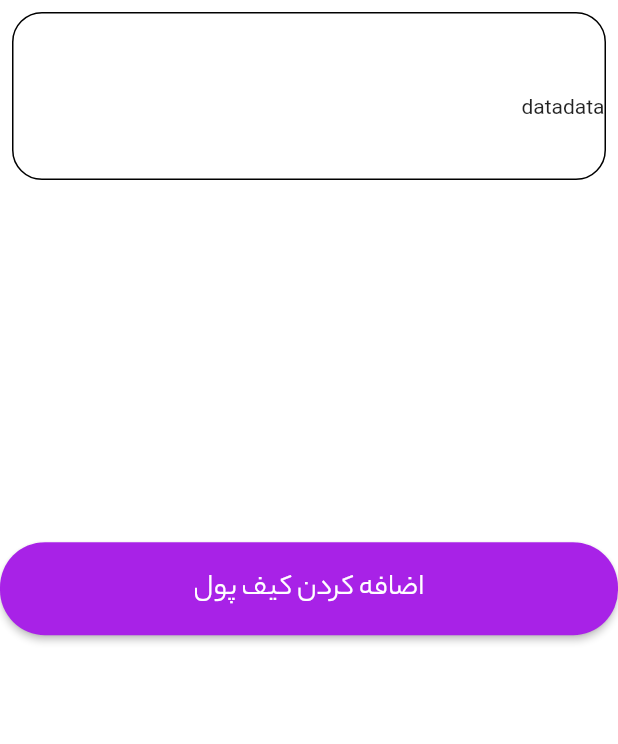
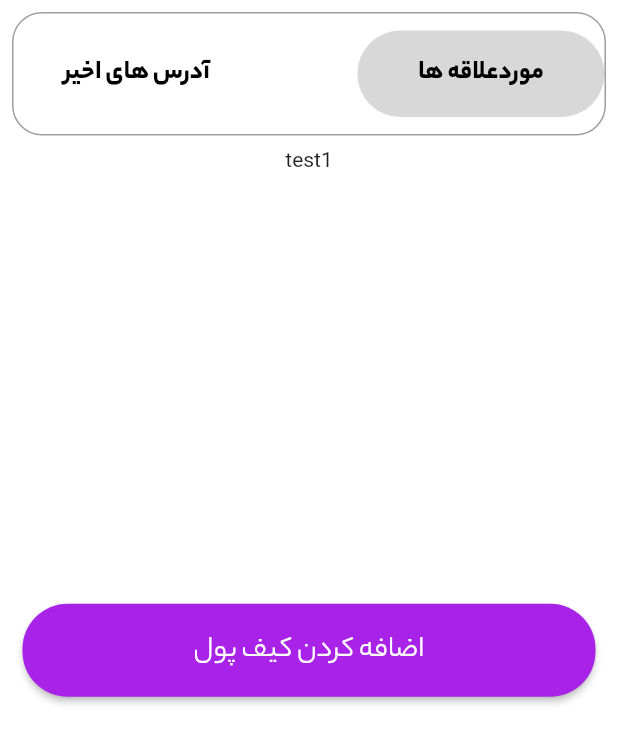
Before and after one commit to mast3homa10/tehran_exchange, a Flutter app: the AddressBookScreen widget shown alone on an empty page, opened directly, on a phone screen of 412 x 824 dp. Shown: the top 744 px of the screen. Run offline on Flutter 3.47's test engine with Material 2 defaults, Android fonts, the phone set to English and light mode, and no system bars; our stand-ins replace dots_indicator, font_awesome_flutter, get, shared_preferences; missing offline and left inert: qr_code_scanner; accounts and stored records are empty; network calls fail.

Commit message:
create address menu & qr screen , day 9

```diff
--- a/lib/screens/guide_screen.dart
+++ b/lib/screens/guide_screen.dart
@@ -95,7 +95,7 @@ class GuideScreen extends StatelessWidget {
         ),
       ),
       onDone: () {
-        Get.off(const ScreenBody());
+        Get.off(ScreenBody());
       }, //_onIntroEnd(context),
       //onSkip: () => _onIntroEnd(context), // You can override onSkip callback
       showSkipButton: false,
--- a/lib/screens/sub_screen/address_book_screen.dart
+++ b/lib/screens/sub_screen/address_book_screen.dart
@@ -1,10 +1,9 @@
 import 'package:flutter/material.dart';
-import 'package:font_awesome_flutter/font_awesome_flutter.dart';
+
 import 'package:get/get.dart';
-import 'package:tehran_exchange/components/custom_big_button.dart';
-import 'package:tehran_exchange/ui/nav_bar/second_nav_bar.dart';
+import 'package:tehran_exchange/ui/nav_bar/address_menu.dart';
 
-import '../../constants.dart';
+import '../../components/custom_big_button.dart';
 
 class AddressBookScreen extends StatefulWidget {
   const AddressBookScreen({
@@ -16,10 +15,14 @@ class AddressBookScreen extends StatefulWidget {
 }
 
 class _AddressBookScreenState extends State<AddressBookScreen> {
-  int currentIndex = 0;
+  int submentIndex = 0;
   final subScreen = [
-    Container(),
-    Container(),
+    Container(
+      child: Text('test1'),
+    ),
+    Container(
+      child: Text('test2'),
+    ),
   ];
 
   @override
@@ -28,41 +31,122 @@ class _AddressBookScreenState extends State<AddressBookScreen> {
       children: [
         Container(
           margin: const EdgeInsets.all(8.0),
-          height: 112,
+          height: Get.height * 0.1,
           width: double.infinity,
           decoration: BoxDecoration(
+            color: Theme.of(context).cardColor,
             border: Border.all(
-              color: Colors.black,
-              style: BorderStyle.solid,
                 width: 1.0,
-            ),
+                color: Theme.of(context).dividerTheme.color ?? Colors.white),
             borderRadius: BorderRadius.circular(20.0),
           ),
-          child: SizedBox(
           child: Center(
               child: Column(
             children: [
-                SizedBox(
-                    width: Get.width,
-                    height: Get.height * 0.15,
-                    child: Container(
-                      child: Row(
-                        children: [Text('data'), Text('data')],
+              Expanded(
+                child: AddressMenu(
+                  onItemSelected: (index) => setState(() {
+                    submentIndex = index;
+                  }),
+                  items: [
+                    AddressMenuItem(
+                      title: Text('موردعلاقه ها'),
                     ),
-                    )),
-                subScreen[currentIndex],
+                    AddressMenuItem(
+                      title: Text('آدرس های اخیر'),
+                    )
+                  ],
+                ),
+              ),
             ],
           )),
         ),
+        SizedBox(
+          height: Get.height / 2.85,
+          child: Column(
+            children: [
+              subScreen[submentIndex],
+            ],
           ),
-        SizedBox(height: Get.height / 3.53),
-        CustomBigButton(
+        ),
+        Padding(
+          padding: const EdgeInsets.all(15.0),
+          child: CustomBigButton(
             label: 'اضافه کردن کیف پول',
             onPressed: () {
               Get.snackbar('توجه!', "در حال توسعه ...");
             },
           ),
+        ),
       ],
     );
   }
 }
+
+class AddressMenuButton extends StatelessWidget {
+  AddressMenuButton(
+      {Key? key,
+      this.label = "کلیک",
+      this.isActive = false,
+      required this.onItemSelected,
+      required this.selectedIndex,
+      required this.items})
+      : super(key: key);
+  final bool isActive;
+  final String label;
+  final List<NewWidget> items;
+  final ValueChanged<int> onItemSelected;
+  final int selectedIndex;
+
+  @override
+  Widget build(BuildContext context) {
+    return Padding(
+        padding: const EdgeInsets.all(8.0),
+        child: Row(
+          mainAxisAlignment: MainAxisAlignment.spaceBetween,
+          children: items.map((item) {
+            var index = items.indexOf(item);
+            return GestureDetector(
+              onTap: () => onItemSelected(index),
+              child: NewWidget(
+                label: item.label,
+                isSelected: index == selectedIndex,
+              ),
+            );
+          }).toList(),
+        ));
+  }
+}
+
+class NewWidget extends StatelessWidget {
+  const NewWidget({
+    Key? key,
+    required this.label,
+    required this.isSelected,
+  }) : super(key: key);
+
+  final bool isSelected;
+  final String label;
+
+  @override
+  Widget build(BuildContext context) {
+    return Semantics(
+      selected: isSelected,
+      container: true,
+      child: Container(
+          width: Get.width * 0.4,
+          height: Get.height * 0.07,
+          decoration: BoxDecoration(
+              borderRadius: BorderRadius.circular(30.0),
+              color: isSelected ? Theme.of(context).cardColor : null),
+          child: Center(
+            child: Text(
+              label,
+              style: Theme.of(context).textTheme.headline4!.copyWith(
+                  fontWeight: FontWeight.bold,
+                  color: Theme.of(context).dividerTheme.color),
+            ),
+          )),
+    );
+  }
+}
--- a/lib/screens/welcome_screen.dart
+++ b/lib/screens/welcome_screen.dart
@@ -6,6 +6,7 @@ import '../components/custom_small_button.dart';
 import '../controllers/controller_1.dart';
 import 'guide_screen.dart';
 import 'screen_body.dart';
+import 'sub_screen/qr_code_screen.dart';
 
 class WelcomeScreen extends StatefulWidget {
   const WelcomeScreen({Key? key}) : super(key: key);
@@ -130,7 +131,8 @@ class _WelcomeScreenState extends State<WelcomeScreen> {
                 ),
                 press: () {
                   // Get.snackbar('توجه!', "در حال توسعه ...");
-                  Get.off(const ScreenBody());
+                  // Get.off(ScreenBody());
+                  Get.off(QRCodeScreen());
                 },
               ),
             ),
--- a/lib/theme_provider.dart
+++ b/lib/theme_provider.dart
@@ -32,6 +32,7 @@ class ThemeProvider extends ChangeNotifier {
 
 class MyThemes {
   static final darkTheme = ThemeData(
+      cardColor: Color(0xFF0A0C11),
       backgroundColor: kDarkButtonColor,
       scaffoldBackgroundColor: Colors.grey.shade900,
       primaryColor: Colors.black,
@@ -74,6 +75,7 @@ class MyThemes {
 //////////////////////////// Light Theme //////////////////////////////////////////
   static final lightTheme = ThemeData(
       backgroundColor: kLightButtonColor,
+      cardColor: Colors.white,
       scaffoldBackgroundColor: Colors.white,
       primaryColor: Colors.white,
       elevatedButtonTheme: ElevatedButtonThemeData(
--- /dev/null
+++ b/lib/ui/nav_bar/address_menu.dart
@@ -0,0 +1,127 @@
+import 'package:flutter/material.dart';
+import 'package:get/get.dart';
+import 'package:tehran_exchange/constants.dart';
+
+class AddressMenu extends StatelessWidget {
+  final int selectedIndex;
+  final double iconSize;
+  final Color? backgroundColor;
+  final bool showElevation;
+  final Duration animationDuration;
+  final List<AddressMenuItem> items;
+  final ValueChanged<int> onItemSelected;
+  final MainAxisAlignment mainAxisAlignment;
+  final double itemCornerRadius;
+  final double containerHeight;
+  final Curve curve;
+  const AddressMenu({
+    Key? key,
+    this.selectedIndex = 0,
+    this.showElevation = true,
+    this.iconSize = 24,
+    this.backgroundColor,
+    this.itemCornerRadius = 50,
+    this.containerHeight = 56,
+    this.animationDuration = const Duration(milliseconds: 270),
+    this.mainAxisAlignment = MainAxisAlignment.spaceBetween,
+    required this.items,
+    required this.onItemSelected,
+    this.curve = Curves.linear,
+  })  : assert(items.length >= 2 && items.length <= 5),
+        super(key: key);
+
+  @override
+  Widget build(BuildContext context) {
+    final bgColor =
+        backgroundColor ?? Theme.of(context).navigationBarTheme.backgroundColor;
+
+    return Row(
+      mainAxisAlignment: mainAxisAlignment,
+      children: items.map((item) {
+        var index = items.indexOf(item);
+        return GestureDetector(
+          onTap: () => onItemSelected(index),
+          child: ItemWidget(
+            item: item,
+            iconSize: iconSize,
+            isSelected: index == selectedIndex,
+            backgroundColor: bgColor ?? Colors.white,
+            itemCornerRadius: itemCornerRadius,
+            animationDuration: animationDuration,
+            curve: curve,
+          ),
+        );
+      }).toList(),
+    );
+  }
+}
+
+class ItemWidget extends StatelessWidget {
+  final double iconSize;
+  final bool isSelected;
+  final AddressMenuItem item;
+  final Color backgroundColor;
+  final double itemCornerRadius;
+  final Duration animationDuration;
+  final Curve curve;
+
+  const ItemWidget({
+    Key? key,
+    required this.item,
+    required this.isSelected,
+    required this.backgroundColor,
+    required this.animationDuration,
+    required this.itemCornerRadius,
+    required this.iconSize,
+    this.curve = Curves.linear,
+  }) : super(key: key);
+
+  @override
+  Widget build(BuildContext context) {
+    return Semantics(
+      container: true,
+      selected: isSelected,
+      child: AnimatedContainer(
+        width: Get.width * 0.4,
+        height: Get.height * 0.07,
+        duration: animationDuration,
+        curve: curve,
+        child: Container(
+          width: Get.width * 0.4,
+          height: Get.height * 0.07,
+          decoration: BoxDecoration(
+              borderRadius: BorderRadius.circular(30.0),
+              color: isSelected
+                  ? (Get.isDarkMode
+                      ? Theme.of(context).scaffoldBackgroundColor
+                      : Colors.grey.withOpacity(.4))
+                  : null),
+          child: Center(
+            child: DefaultTextStyle.merge(
+              style: Theme.of(context).textTheme.headline4!.copyWith(
+                    fontWeight: FontWeight.bold,
+                    // color: Theme.of(context).dividerTheme.color,
+                  ),
+              maxLines: 1,
+              child: item.title,
+            ),
+          ),
+        ),
+      ),
+    );
+  }
+}
+
+class AddressMenuItem {
+  final Widget title;
+  final Color activeColor;
+  final Color? inactiveColor;
+  final TextAlign? textAlign;
+
+  AddressMenuItem({
+    required this.title,
+    this.activeColor = Colors.blue,
+    this.textAlign,
+    this.inactiveColor,
+  });
+}
--- a/lib/ui/nav_bar/second_nav_bar.dart
+++ b/lib/ui/nav_bar/second_nav_bar.dart
@@ -134,7 +134,7 @@ class _ItemWidget extends StatelessWidget {
       container: true,
       selected: isSelected,
       child: AnimatedContainer(
-        width: isSelected ? 130 : 50,
+        width: isSelected ? 170 : 50,
         height: double.maxFinite,
         duration: animationDuration,
         curve: curve,
@@ -148,7 +148,7 @@ class _ItemWidget extends StatelessWidget {
           scrollDirection: Axis.horizontal,
           physics: const NeverScrollableScrollPhysics(),
           child: Container(
-            width: isSelected ? 130 : 50,
+            width: isSelected ? 166 : 50,
             padding: const EdgeInsets.symmetric(horizontal: 8),
             child: Row(
               mainAxisSize: MainAxisSize.max,
--- a/pubspec.yaml
+++ b/pubspec.yaml
@@ -20,7 +20,7 @@ dependencies:
   provider: ^6.0.3
   http: ^0.13.4
   dio: ^4.0.6
-  # qr_code_scanner: ^0.7.0
+  qr_code_scanner: ^0.7.0
 
 
 
```
Also changed, not shown: lib/controllers/controller_1.dart (+5 -4 lines), lib/main.dart (+10 -2 lines), lib/screens/history_screen.dart (+3 -4 lines), lib/screens/sub_screen/qr_code_screen.dart (added, +169 -0 lines), scratch.dart (added, +192 -0 lines), pubspec.lock, 4 other files. Lines whose indentation alone changed are shown as unchanged.
